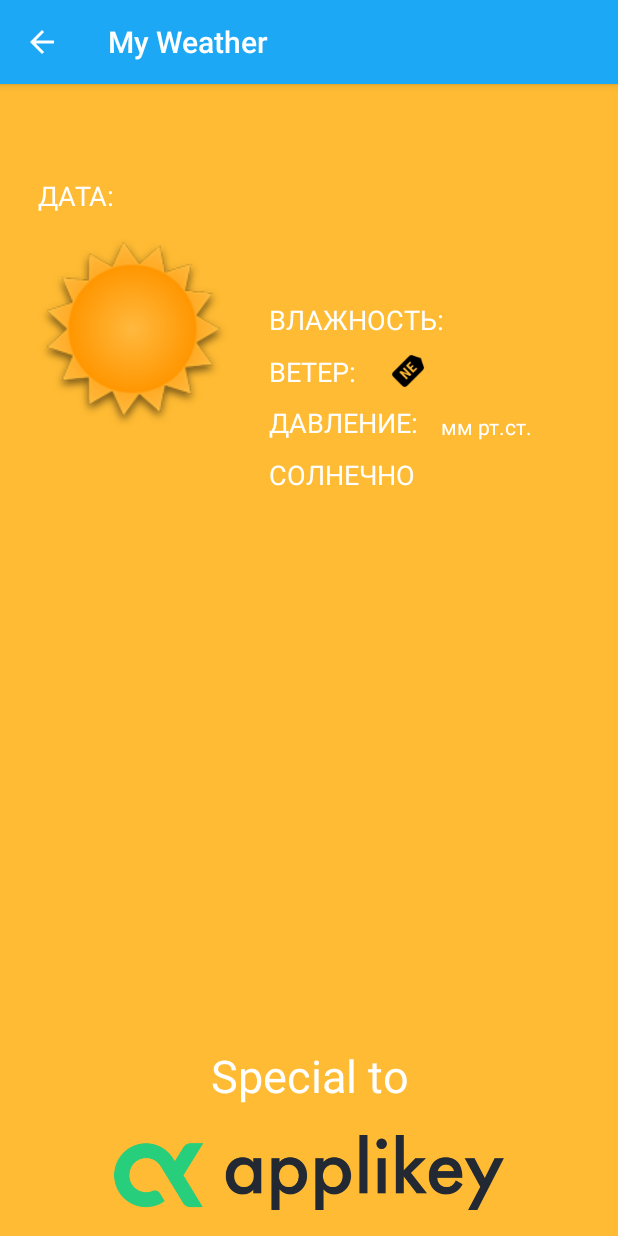
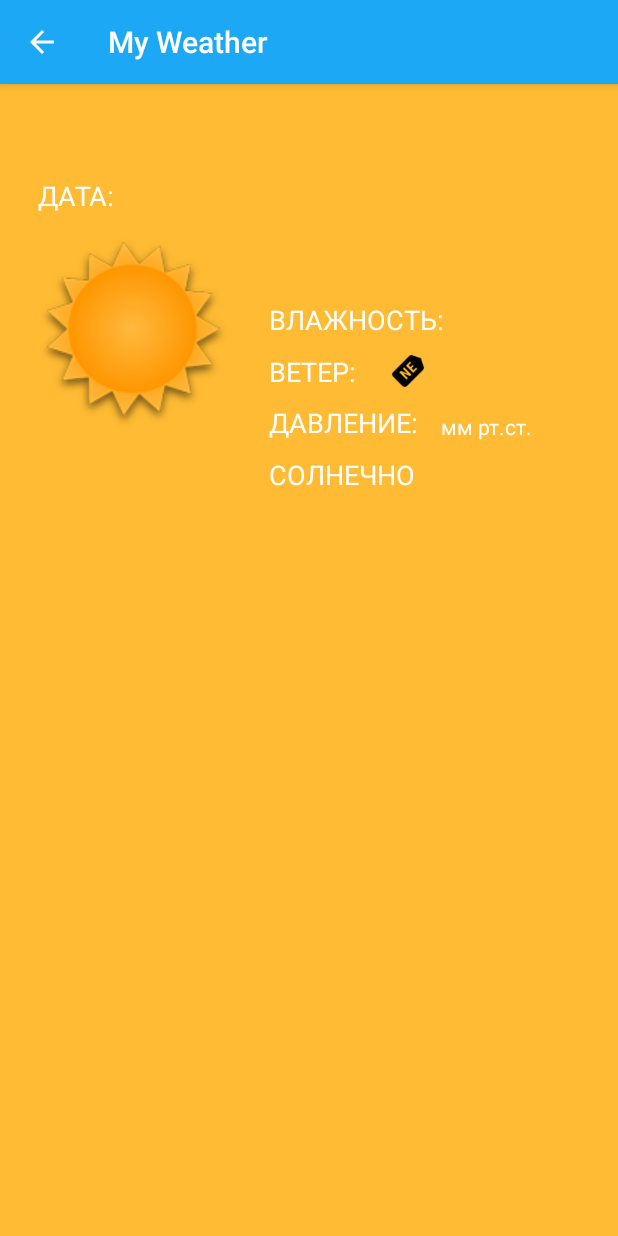
Before and after one commit to PoWeRedBye/TestRetrofit, an Android app: the WeatherInfoActivity screen opened directly, with no data from a screen before it, on a phone screen of 412 x 824 dp. Run offline under Robolectric (Android 15) with nearby library versions, the phone set to English and light mode, and no system bars; our stand-ins replace Picasso; pictures from the network do not load; 1 statement that could not run was skipped.

Commit message:
small fixes

```diff
--- a/app/src/main/res/layout/weather_info_activity.xml
+++ b/app/src/main/res/layout/weather_info_activity.xml
@@ -219,26 +219,6 @@
             android:scrollbars="horizontal" />
     </LinearLayout>
 
-    <TextView
-        android:id="@+id/textView"
-        android:layout_width="wrap_content"
-        android:layout_height="wrap_content"
-        android:text="Special to"
-        android:textAlignment="center"
-        android:textColor="@android:color/background_light"
-        android:textSize="30sp"
-        android:layout_above="@+id/imageView2"
-        android:layout_centerHorizontal="true"
-        android:layout_marginBottom="19dp" />
 
-    <ImageView
-        android:id="@+id/imageView2"
-        android:layout_width="wrap_content"
-        android:layout_height="50dp"
-        app:srcCompat="@drawable/logo_doc"
-        android:layout_alignParentBottom="true"
-        android:layout_alignParentLeft="true"
-        android:layout_alignParentStart="true"
-        android:layout_marginBottom="17dp" />
 
 </RelativeLayout>
```
